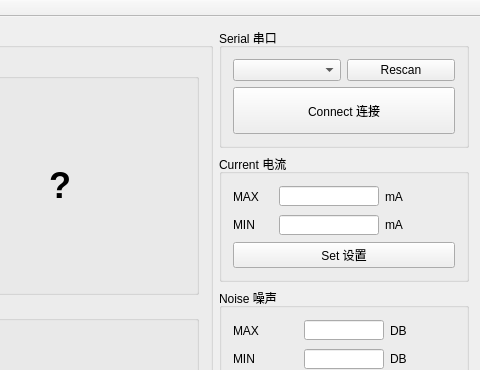
First picture: the form in mainwindow.ui, repository RuanJG/desktopApp, before the edit; both pictures show x 547 to 1027 and y 0 to 370 of the 1027 by 739 pixel window.
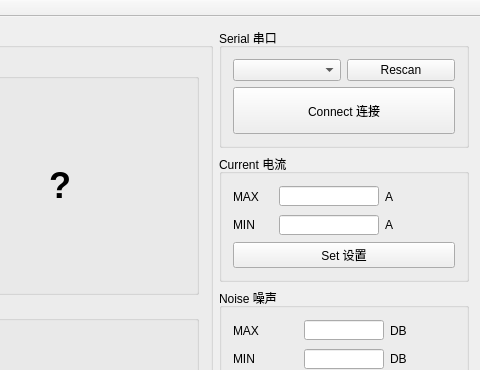
Second picture: the form after the edit.

```diff
--- a/mainwindow.ui
+++ b/mainwindow.ui
@@ -332,7 +332,7 @@
                <item>
                 <widget class="QLabel" name="label">
                  <property name="text">
-                  <string>mA</string>
+                  <string>A</string>
                  </property>
                 </widget>
                </item>
@@ -372,7 +372,7 @@
                <item>
                 <widget class="QLabel" name="label_2">
                  <property name="text">
-                  <string>mA</string>
+                  <string>A</string>
                  </property>
                 </widget>
                </item>
```
